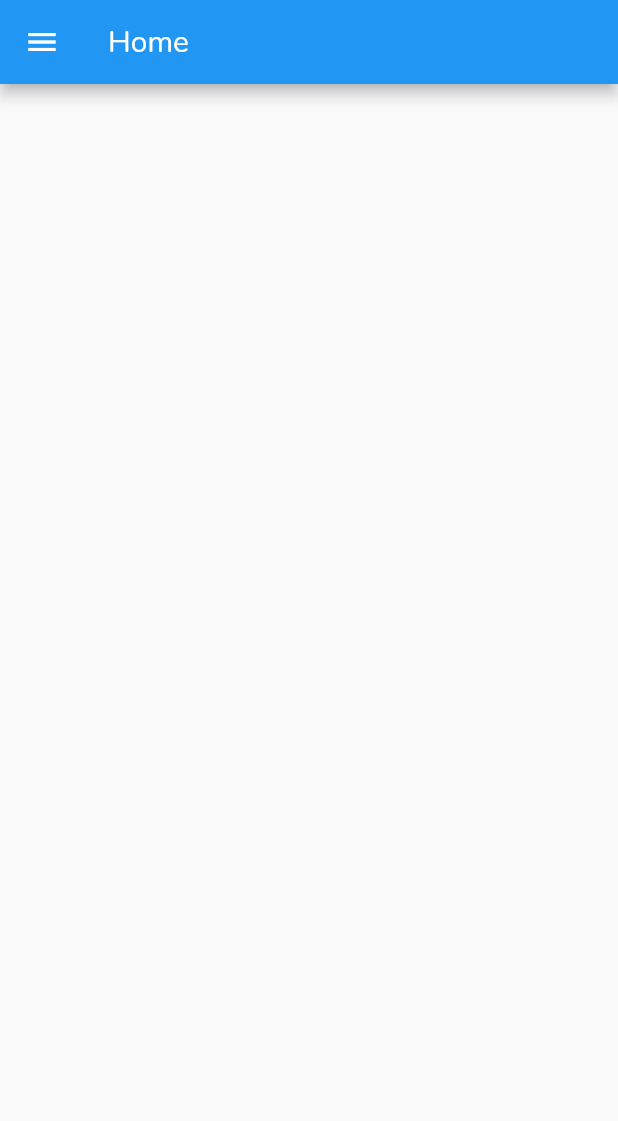
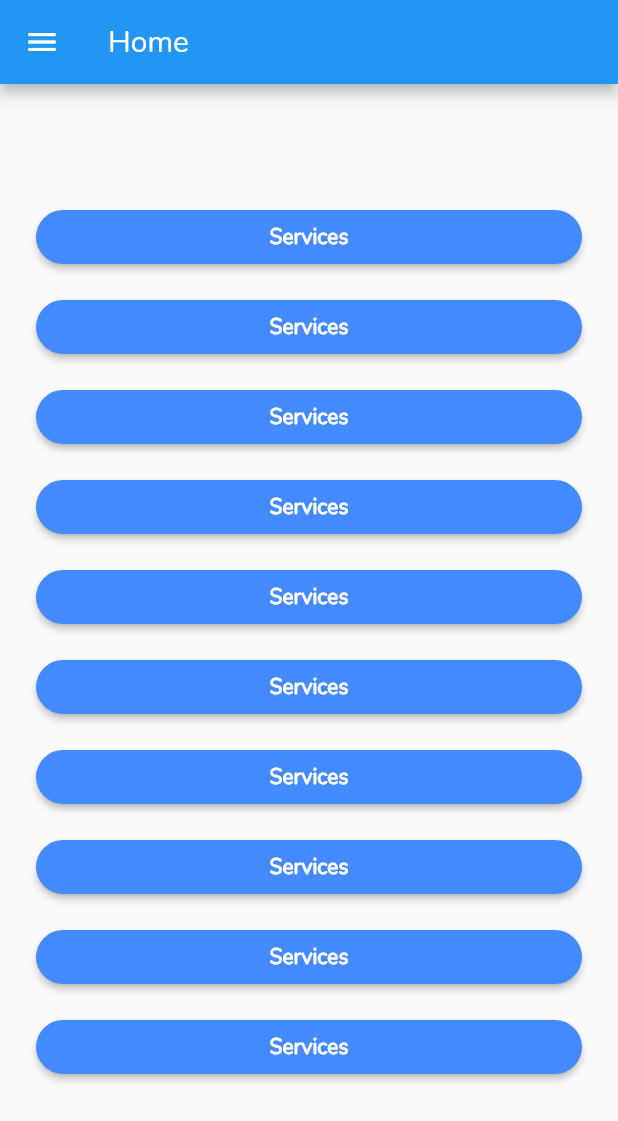
Before and after one commit to Baneeishaque/business_consultancy_flutter, a Flutter app: the StandMarkHomeScreen screen opened by its route, on a phone screen of 412 x 824 dp. Shown: the top 1121 px of the screen. Run offline on Flutter 3.47's test engine with Material 2 defaults, Android fonts, the phone set to English and light mode, and no system bars; our stand-ins replace sentry, shared_preferences; accounts and stored records are empty.

Commit message:
home buttons
Signed-off-by: Banee Ishaque K <Baneeishaque@gmail.com>

```diff
--- a/lib/stand_mark_home_screen.dart
+++ b/lib/stand_mark_home_screen.dart
@@ -48,10 +48,92 @@ class _StandMarkHomeScreenState extends State<StandMarkHomeScreen> {
       child: userCardList,
     );
 
+    final homeButtonServices = RaisedButton(
+      shape: RoundedRectangleBorder(
+        borderRadius: BorderRadius.circular(24),
+      ),
+      color: Colors.blueAccent,
+      clipBehavior: Clip.antiAlias,
+      materialTapTargetSize: MaterialTapTargetSize.shrinkWrap,
+      hoverColor: Colors.greenAccent,
+      splashColor: Colors.green,
+      child: Text(
+        'Services',
+        overflow: TextOverflow.clip,
+        maxLines: 1,
+        semanticsLabel: 'Services Button',
+        softWrap: false,
+        textAlign: TextAlign.center,
+        textDirection: TextDirection.ltr,
+        // textScaleFactor: 1.0,
+        textWidthBasis: TextWidthBasis.parent,
+        style: TextStyle(
+          fontWeight: FontWeight.bold,
+          // letterSpacing: 1.5,
+          // fontStyle: FontStyle.italic,
+          // fontFamily: 'Kumar One Outline',
+          debugLabel: 'Services Button',
+          color: Colors.white,
+        ),
+      ),
+      onPressed: () async {},
+    );
+
+    final homeButtonList = ListView(
+      shrinkWrap: true,
+      padding: EdgeInsets.all(24.0),
+      children: <Widget>[
+        homeButtonServices,
+        SizedBox(
+          height: 24.0,
+        ),
+        homeButtonServices,
+        SizedBox(
+          height: 24.0,
+        ),
+        homeButtonServices,
+        SizedBox(
+          height: 24.0,
+        ),
+        homeButtonServices,
+        SizedBox(
+          height: 24.0,
+        ),
+        homeButtonServices,
+        SizedBox(
+          height: 24.0,
+        ),
+        homeButtonServices,
+        SizedBox(
+          height: 24.0,
+        ),
+        homeButtonServices,
+        SizedBox(
+          height: 24.0,
+        ),
+        homeButtonServices,
+        SizedBox(
+          height: 24.0,
+        ),
+        homeButtonServices,
+        SizedBox(
+          height: 24.0,
+        ),
+        homeButtonServices,
+        SizedBox(
+          height: 24.0,
+        ),
+      ],
+    );
+
+    final centeredHomeButtonList = Center(
+      child: homeButtonList,
+    );
+
     return Scaffold(
       appBar: AppBar(title: Text(widget.title)),
       body: SafeArea(
-        child: Center(),
+        child: centeredHomeButtonList,
       ),
       drawer: Drawer(
         semanticLabel: 'Navigation Drawer',
```
